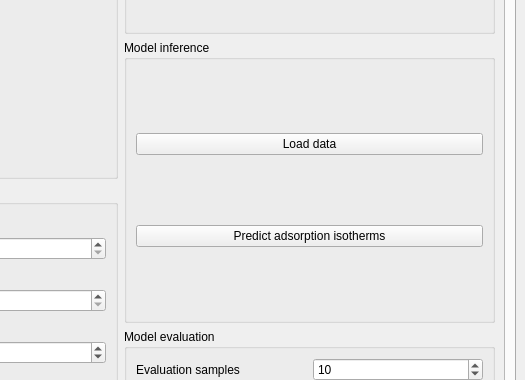
Qt form NISTADS/app/assets/window_layout.ui (CTCycle/ADSMOD-Adsorption-Modeling) before a commit; both pictures show x 660 to 1185 and y 322 to 702 of the 1185 by 903 pixel window.
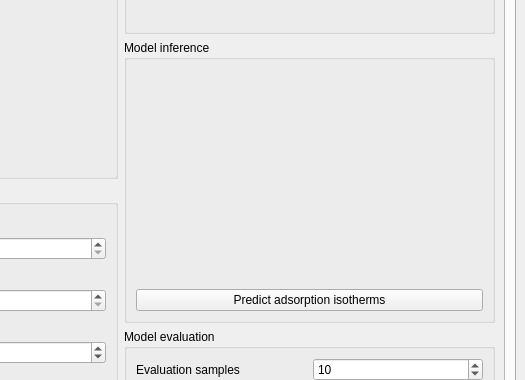
The same form after that commit. The open tabs and pages were chosen to show the change.

Commit message: source data is now loaded from source group box button

```diff
--- a/NISTADS/app/assets/window_layout.ui
+++ b/NISTADS/app/assets/window_layout.ui
@@ -1037,11 +1037,17 @@
               </property>
               <layout class="QVBoxLayout" name="verticalLayout_15">
                <item>
-                <widget class="QPushButton" name="loadInferenceData">
-                 <property name="text">
-                  <string>Load data</string>
+                <spacer name="verticalSpacer_2">
+                 <property name="orientation">
+                  <enum>Qt::Orientation::Vertical</enum>
                  </property>
-                </widget>
+                 <property name="sizeHint" stdset="0">
+                  <size>
+                   <width>20</width>
+                   <height>40</height>
+                  </size>
+                 </property>
+                </spacer>
                </item>
                <item>
                 <widget class="QPushButton" name="predictAdsorption">
```
Left out of the diff: 7 changed lines with no effect on the pictures. The commit also changes 5 other files.
